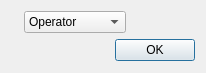
First picture: the form in source/wnd/login.ui, repository ww4u/mct-t4, before the edit.
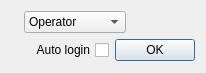
Second picture: the form after the edit. Icons and pictures are not drawn.

```diff
--- a/source/wnd/login.ui
+++ b/source/wnd/login.ui
@@ -73,6 +73,31 @@
     </layout>
    </item>
    <item>
+    <layout class="QHBoxLayout" name="horizontalLayout_2">
+     <item>
+      <spacer name="horizontalSpacer_2">
+       <property name="orientation">
+        <enum>Qt::Horizontal</enum>
+       </property>
+       <property name="sizeHint" stdset="0">
+        <size>
+         <width>40</width>
+         <height>20</height>
+        </size>
+       </property>
+      </spacer>
+     </item>
+     <item>
+      <widget class="QCheckBox" name="chkAutoLogin">
+       <property name="layoutDirection">
+        <enum>Qt::RightToLeft</enum>
+       </property>
+       <property name="text">
+        <string>Auto login</string>
+       </property>
+      </widget>
+     </item>
+     <item>
     <widget class="QDialogButtonBox" name="buttonBox">
      <property name="orientation">
       <enum>Qt::Horizontal</enum>
@@ -83,6 +108,8 @@
     </widget>
    </item>
   </layout>
+   </item>
+  </layout>
  </widget>
  <resources/>
  <connections>
```
Left out of the diff: 8 changed lines with no effect on the pictures. Lines whose indentation alone changed are shown as unchanged.
